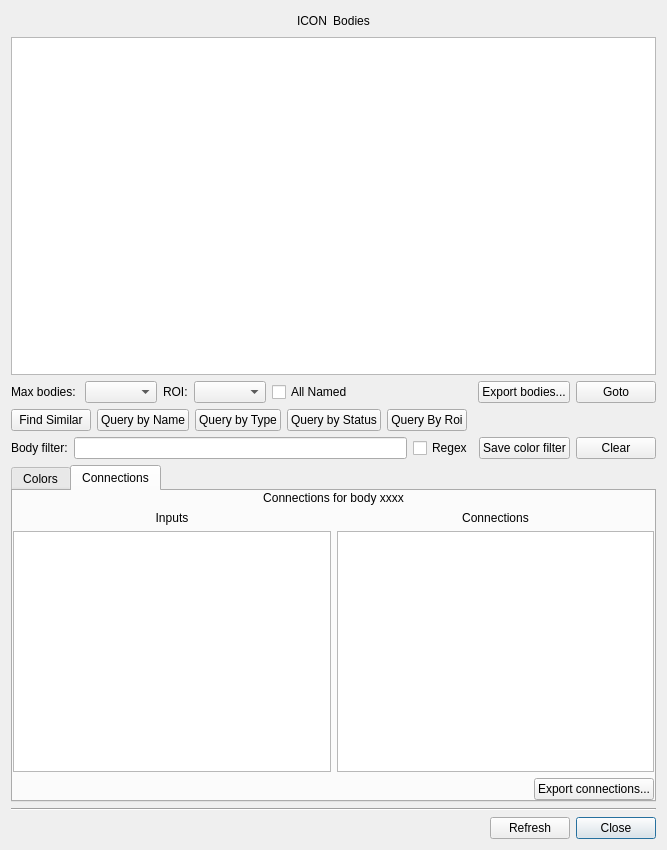
First picture: the form in neurolabi/gui/dialogs/flyembodyinfodialog.ui, repository janelia-flyem/NeuTu, before the edit.
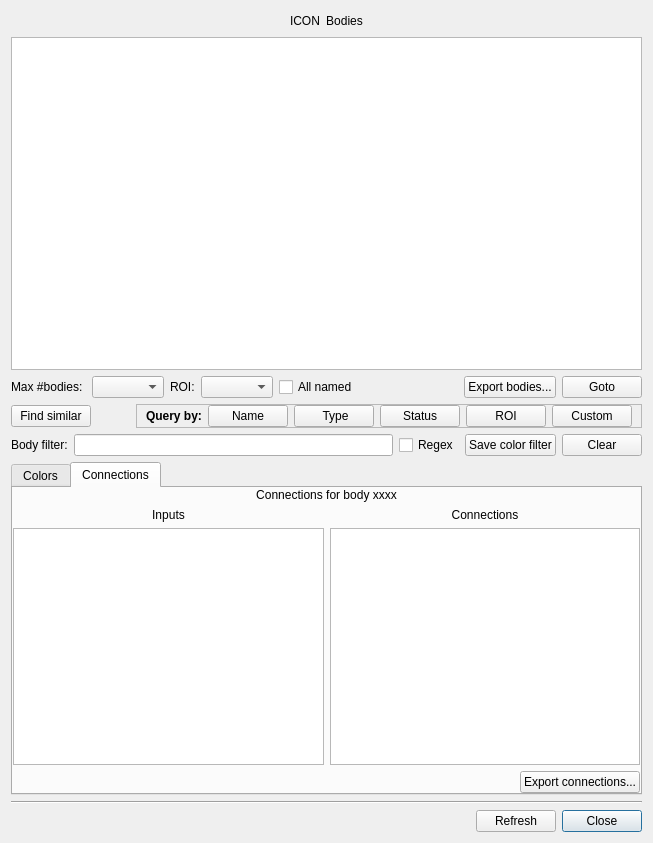
Second picture: the form after the edit.

Commit message: add custom query in sequencer

```diff
--- a/neurolabi/gui/dialogs/flyembodyinfodialog.ui
+++ b/neurolabi/gui/dialogs/flyembodyinfodialog.ui
@@ -6,14 +6,14 @@
    <rect>
     <x>0</x>
     <y>0</y>
-    <width>667</width>
-    <height>850</height>
+    <width>653</width>
+    <height>843</height>
    </rect>
   </property>
   <property name="windowTitle">
    <string>Body information</string>
   </property>
-  <layout class="QVBoxLayout" name="verticalLayout">
+  <layout class="QVBoxLayout" name="verticalLayout_6">
    <item>
     <layout class="QHBoxLayout" name="horizontalLayout_7">
      <item>
@@ -91,7 +91,7 @@
      <item>
       <widget class="QLabel" name="maxBodiesLabel">
        <property name="text">
-        <string>Max bodies: </string>
+        <string>Max #bodies: </string>
        </property>
       </widget>
      </item>
@@ -111,7 +111,7 @@
      <item>
       <widget class="QCheckBox" name="namedCheckBox">
        <property name="text">
-        <string>All Named</string>
+        <string>All named</string>
        </property>
       </widget>
      </item>
@@ -149,50 +149,92 @@
      <item>
       <widget class="QPushButton" name="findSimilarPushButton">
        <property name="text">
-        <string>Find Similar</string>
+        <string>Find similar</string>
+       </property>
+      </widget>
+     </item>
+     <item>
+      <spacer name="horizontalSpacer">
+       <property name="orientation">
+        <enum>Qt::Horizontal</enum>
+       </property>
+       <property name="sizeHint" stdset="0">
+        <size>
+         <width>40</width>
+         <height>20</height>
+        </size>
+       </property>
+      </spacer>
+     </item>
+     <item>
+      <widget class="QFrame" name="frame">
+       <property name="frameShape">
+        <enum>QFrame::StyledPanel</enum>
+       </property>
+       <property name="frameShadow">
+        <enum>QFrame::Raised</enum>
+       </property>
+       <layout class="QVBoxLayout" name="verticalLayout">
+        <property name="topMargin">
+         <number>0</number>
+        </property>
+        <property name="bottomMargin">
+         <number>0</number>
+        </property>
+        <item>
+         <layout class="QHBoxLayout" name="horizontalLayout_9">
+          <item>
+           <widget class="QLabel" name="label">
+            <property name="font">
+             <font>
+              <weight>75</weight>
+              <bold>true</bold>
+             </font>
+            </property>
+            <property name="text">
+             <string>Query by:</string>
        </property>
       </widget>
      </item>
      <item>
       <widget class="QPushButton" name="queryNamePushButton">
        <property name="text">
-        <string>Query by Name</string>
+             <string>Name</string>
        </property>
       </widget>
      </item>
      <item>
       <widget class="QPushButton" name="queryTypePushButton">
        <property name="text">
-        <string>Query by Type</string>
+             <string> Type</string>
        </property>
       </widget>
      </item>
      <item>
       <widget class="QPushButton" name="queryStatusPushButton">
        <property name="text">
-        <string>Query by Status</string>
+             <string>Status</string>
        </property>
       </widget>
      </item>
      <item>
       <widget class="QPushButton" name="queryRoiPushButton">
        <property name="text">
-        <string>Query By Roi</string>
+             <string>ROI</string>
        </property>
       </widget>
      </item>
      <item>
-      <spacer name="horizontalSpacer">
-       <property name="orientation">
-        <enum>Qt::Horizontal</enum>
-       </property>
-       <property name="sizeHint" stdset="0">
-        <size>
-         <width>40</width>
-         <height>20</height>
-        </size>
-       </property>
-      </spacer>
+           <widget class="QPushButton" name="customQueryPushButton">
+            <property name="text">
+             <string>Custom</string>
+            </property>
+           </widget>
+          </item>
+         </layout>
+        </item>
+       </layout>
+      </widget>
      </item>
     </layout>
    </item>
```
Lines whose indentation alone changed are shown as unchanged. The commit also changes 7 other files.
